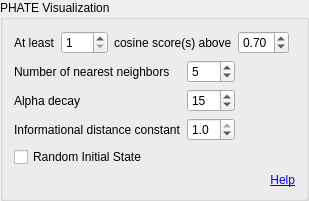
metgem/metgem, file metgem/ui/widgets/phate_options_widget.ui: the form before one commit.
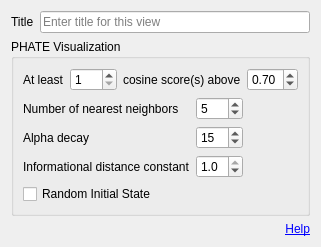
The form after the commit.

Commit message: Add title for each visualization widget

The edit to the form file:
```diff
--- a/metgem/ui/widgets/phate_options_widget.ui
+++ b/metgem/ui/widgets/phate_options_widget.ui
@@ -1,20 +1,103 @@
 <?xml version="1.0" encoding="UTF-8"?>
 <ui version="4.0">
- <class>gbOptions</class>
- <widget class="QGroupBox" name="gbOptions">
+ <class>PHATEOptionsWidget</class>
+ <widget class="QWidget" name="PHATEOptionsWidget">
   <property name="geometry">
    <rect>
     <x>0</x>
     <y>0</y>
-    <width>285</width>
-    <height>170</height>
+    <width>297</width>
+    <height>238</height>
    </rect>
   </property>
+  <property name="windowTitle">
+   <string>PHATE Visualization</string>
+  </property>
+  <layout class="QGridLayout" name="gridLayout">
+   <item row="0" column="1">
+    <widget class="QLineEdit" name="editTitle">
+     <property name="toolTip">
+      <string>Title of the visualization (leave blank for default)</string>
+     </property>
+     <property name="maxLength">
+      <number>50</number>
+     </property>
+     <property name="placeholderText">
+      <string>Enter title for this view</string>
+     </property>
+     <property name="clearButtonEnabled">
+      <bool>true</bool>
+     </property>
+    </widget>
+   </item>
+   <item row="3" column="1">
+    <widget class="QLabel" name="label_9">
+     <property name="text">
+      <string>&lt;a href=&quot;https://phate.readthedocs.io/en/latest/#help&quot;&gt;Help&lt;/a&gt;</string>
+     </property>
+     <property name="alignment">
+      <set>Qt::AlignRight|Qt::AlignTrailing|Qt::AlignVCenter</set>
+     </property>
+     <property name="openExternalLinks">
+      <bool>true</bool>
+     </property>
+    </widget>
+   </item>
+   <item row="0" column="0">
+    <widget class="QLabel" name="lblTitle">
+     <property name="text">
+      <string>Title</string>
+     </property>
+    </widget>
+   </item>
+   <item row="2" column="0" colspan="2">
+    <widget class="QGroupBox" name="gbOptions">
   <property name="title">
    <string>PHATE Visualization</string>
   </property>
-  <layout class="QGridLayout" name="gridLayout_3">
-   <item row="5" column="1">
+     <layout class="QGridLayout" name="gridLayout_2">
+      <item row="1" column="0">
+       <widget class="QLabel" name="label_4">
+        <property name="text">
+         <string>Number of nearest neighbors</string>
+        </property>
+       </widget>
+      </item>
+      <item row="2" column="0">
+       <widget class="QLabel" name="label_3">
+        <property name="text">
+         <string>Alpha decay</string>
+        </property>
+       </widget>
+      </item>
+      <item row="1" column="1">
+       <widget class="QSpinBox" name="spinKnn">
+        <property name="enabled">
+         <bool>true</bool>
+        </property>
+        <property name="maximum">
+         <number>100</number>
+        </property>
+        <property name="value">
+         <number>5</number>
+        </property>
+       </widget>
+      </item>
+      <item row="3" column="0">
+       <widget class="QLabel" name="label_5">
+        <property name="text">
+         <string>Informational distance constant</string>
+        </property>
+       </widget>
+      </item>
+      <item row="4" column="0">
+       <widget class="QCheckBox" name="chkRandomState">
+        <property name="text">
+         <string>Random Initial State</string>
+        </property>
+       </widget>
+      </item>
+      <item row="3" column="1">
     <widget class="QDoubleSpinBox" name="spinGamma">
      <property name="enabled">
       <bool>true</bool>
@@ -33,6 +116,38 @@
      </property>
     </widget>
    </item>
+      <item row="2" column="1">
+       <widget class="QSpinBox" name="spinDecay">
+        <property name="enabled">
+         <bool>true</bool>
+        </property>
+        <property name="minimum">
+         <number>1</number>
+        </property>
+        <property name="maximum">
+         <number>100</number>
+        </property>
+        <property name="singleStep">
+         <number>1</number>
+        </property>
+        <property name="value">
+         <number>15</number>
+        </property>
+       </widget>
+      </item>
+      <item row="1" column="2">
+       <spacer name="horizontalSpacer_2">
+        <property name="orientation">
+         <enum>Qt::Horizontal</enum>
+        </property>
+        <property name="sizeHint" stdset="0">
+         <size>
+          <width>40</width>
+          <height>20</height>
+         </size>
+        </property>
+       </spacer>
+      </item>
    <item row="0" column="0" colspan="3">
     <layout class="QHBoxLayout" name="horizontalLayout_2">
      <item>
@@ -87,79 +202,9 @@
      </item>
     </layout>
    </item>
-   <item row="4" column="1">
-    <widget class="QSpinBox" name="spinDecay">
-     <property name="enabled">
-      <bool>true</bool>
-     </property>
-     <property name="minimum">
-      <number>1</number>
-     </property>
-     <property name="maximum">
-      <number>100</number>
-     </property>
-     <property name="singleStep">
-      <number>1</number>
-     </property>
-     <property name="value">
-      <number>15</number>
-     </property>
+     </layout>
     </widget>
    </item>
-   <item row="4" column="0">
-    <widget class="QLabel" name="label_3">
-     <property name="text">
-      <string>Alpha decay</string>
-     </property>
-    </widget>
-   </item>
-   <item row="3" column="1">
-    <widget class="QSpinBox" name="spinKnn">
-     <property name="enabled">
-      <bool>true</bool>
-     </property>
-     <property name="maximum">
-      <number>100</number>
-     </property>
-     <property name="value">
-      <number>5</number>
-     </property>
-    </widget>
-   </item>
-   <item row="5" column="0">
-    <widget class="QLabel" name="label_5">
-     <property name="text">
-      <string>Informational distance constant</string>
-     </property>
-    </widget>
-   </item>
-   <item row="6" column="0" colspan="4">
-    <widget class="QCheckBox" name="chkRandomState">
-     <property name="text">
-      <string>Random Initial State</string>
-     </property>
-    </widget>
-   </item>
-   <item row="3" column="0">
-    <widget class="QLabel" name="label_4">
-     <property name="text">
-      <string>Number of nearest neighbors</string>
-     </property>
-    </widget>
-   </item>
-   <item row="7" column="0" colspan="4">
-    <widget class="QLabel" name="label_9">
-     <property name="text">
-      <string>&lt;a href=&quot;https://phate.readthedocs.io/en/latest/#help&quot;&gt;Help&lt;/a&gt;</string>
-     </property>
-     <property name="alignment">
-      <set>Qt::AlignRight|Qt::AlignTrailing|Qt::AlignVCenter</set>
-     </property>
-     <property name="openExternalLinks">
-      <bool>true</bool>
-     </property>
-    </widget>
-   </item>
   </layout>
  </widget>
  <tabstops>
```
Left out of the diff: 4 changed lines with no effect on the pictures. Lines whose indentation alone changed are shown as unchanged. The commit also changes 9 other files.
